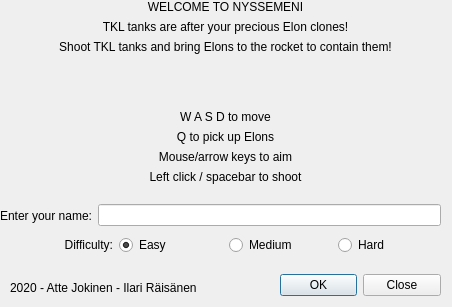
The window that Game/startdialog.ui (Iledius/NysseGame) describes before a commit, drawn with Qt 5.
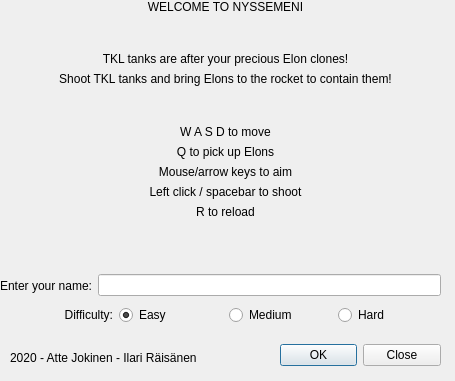
The same window after the commit.

Patch:
```diff
--- a/Game/startdialog.ui
+++ b/Game/startdialog.ui
@@ -6,8 +6,8 @@
    <rect>
     <x>0</x>
     <y>0</y>
-    <width>452</width>
-    <height>307</height>
+    <width>455</width>
+    <height>381</height>
    </rect>
   </property>
   <property name="windowTitle">
@@ -17,7 +17,7 @@
    <property name="geometry">
     <rect>
      <x>10</x>
-     <y>280</y>
+     <y>350</y>
      <width>231</width>
      <height>16</height>
     </rect>
@@ -30,7 +30,7 @@
    <property name="geometry">
     <rect>
      <x>280</x>
-     <y>270</y>
+     <y>340</y>
      <width>161</width>
      <height>31</height>
     </rect>
@@ -46,7 +46,7 @@
    <property name="geometry">
     <rect>
      <x>10</x>
-     <y>230</y>
+     <y>300</y>
      <width>431</width>
      <height>30</height>
     </rect>
@@ -95,7 +95,7 @@
    <property name="geometry">
     <rect>
      <x>0</x>
-     <y>200</y>
+     <y>270</y>
      <width>441</width>
      <height>31</height>
     </rect>
@@ -122,7 +122,7 @@
      <x>10</x>
      <y>0</y>
      <width>431</width>
-     <height>184</height>
+     <height>251</height>
     </rect>
    </property>
    <layout class="QVBoxLayout" name="verticalLayout">
@@ -136,6 +136,19 @@
       </property>
      </widget>
     </item>
+    <item>
+     <spacer name="verticalSpacer_3">
+      <property name="orientation">
+       <enum>Qt::Vertical</enum>
+      </property>
+      <property name="sizeHint" stdset="0">
+       <size>
+        <width>20</width>
+        <height>40</height>
+       </size>
+      </property>
+     </spacer>
+    </item>
     <item>
      <widget class="QLabel" name="label">
       <property name="text">
@@ -209,6 +222,29 @@
       </property>
      </widget>
     </item>
+    <item>
+     <widget class="QLabel" name="label_8">
+      <property name="text">
+       <string>R to reload</string>
+      </property>
+      <property name="alignment">
+       <set>Qt::AlignCenter</set>
+      </property>
+     </widget>
+    </item>
+    <item>
+     <spacer name="verticalSpacer_2">
+      <property name="orientation">
+       <enum>Qt::Vertical</enum>
+      </property>
+      <property name="sizeHint" stdset="0">
+       <size>
+        <width>20</width>
+        <height>40</height>
+       </size>
+      </property>
+     </spacer>
+    </item>
    </layout>
   </widget>
  </widget>
```
